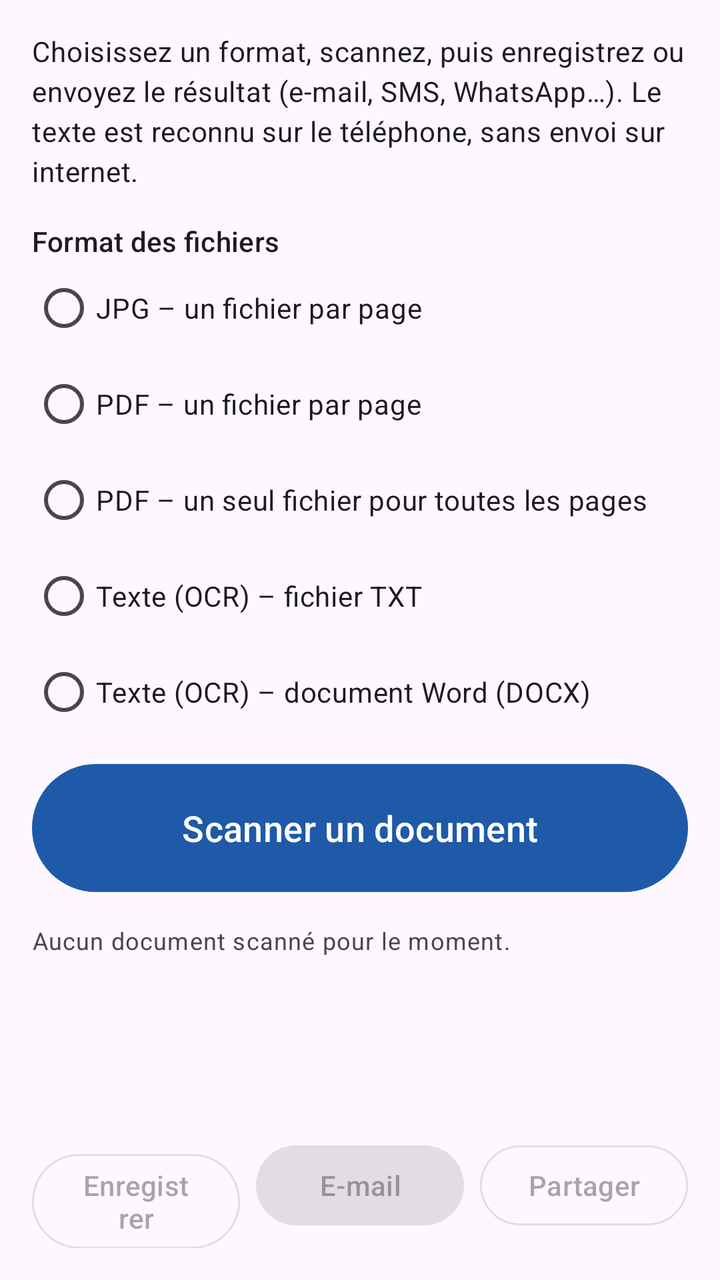
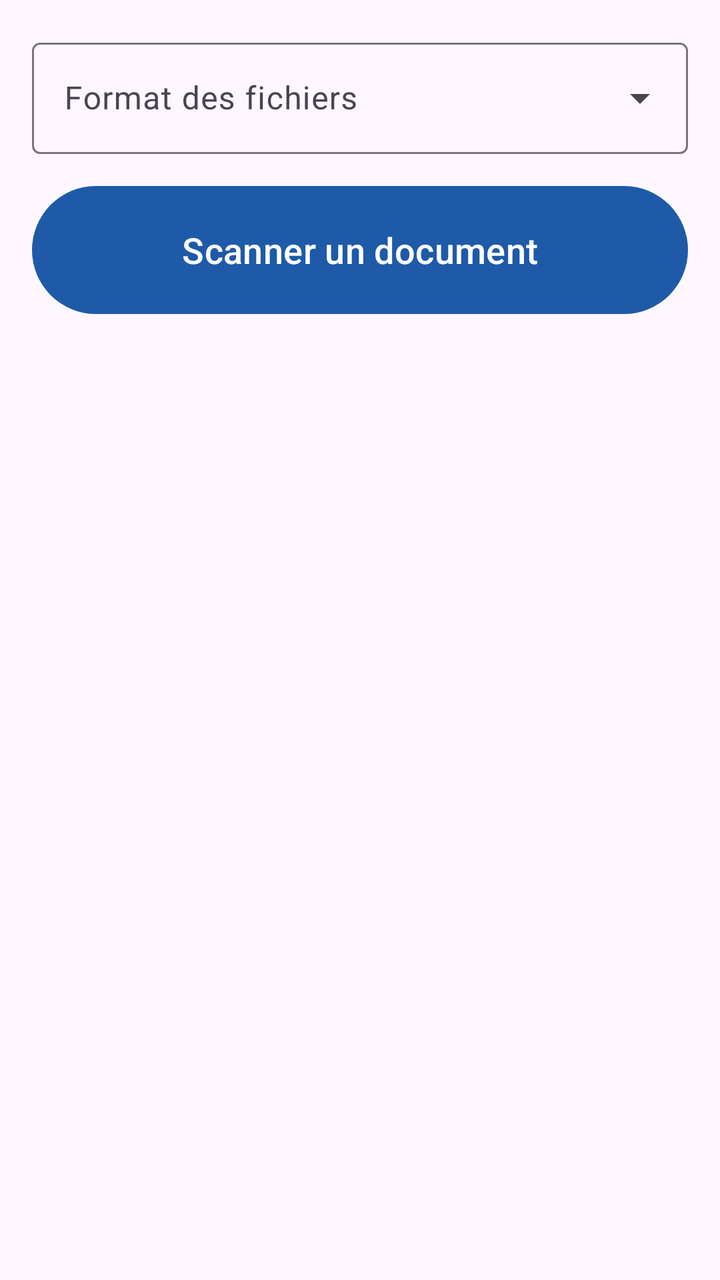

Before-and-after screenshots of an Android layout around one commit, followed by the original layout XML and the change that was made.
<!-- AndroidManifest.xml: application theme Theme.AventumScan -->
<!-- res/layout/activity_main.xml -->
<?xml version="1.0" encoding="utf-8"?>
<LinearLayout xmlns:android="http://schemas.android.com/apk/res/android"
    android:layout_width="match_parent"
    android:layout_height="match_parent"
    android:orientation="vertical"
    android:padding="16dp">

    <TextView
        android:layout_width="match_parent"
        android:layout_height="wrap_content"
        android:text="@string/intro"
        android:textAppearance="?attr/textAppearanceBodyMedium" />

    <TextView
        android:layout_width="match_parent"
        android:layout_height="wrap_content"
        android:layout_marginTop="16dp"
        android:text="@string/mode_label"
        android:textAppearance="?attr/textAppearanceTitleSmall" />

    <RadioGroup
        android:id="@+id/modeGroup"
        android:layout_width="match_parent"
        android:layout_height="wrap_content">

        <RadioButton
            android:id="@+id/modeJpg"
            android:layout_width="match_parent"
            android:layout_height="wrap_content"
            android:text="@string/mode_jpg" />

        <RadioButton
            android:id="@+id/modePdfPerPage"
            android:layout_width="match_parent"
            android:layout_height="wrap_content"
            android:text="@string/mode_pdf_per_page" />

        <RadioButton
            android:id="@+id/modePdfBatch"
            android:layout_width="match_parent"
            android:layout_height="wrap_content"
            android:text="@string/mode_pdf_batch" />

        <RadioButton
            android:id="@+id/modeTxt"
            android:layout_width="match_parent"
            android:layout_height="wrap_content"
            android:text="@string/mode_txt" />

        <RadioButton
            android:id="@+id/modeDocx"
            android:layout_width="match_parent"
            android:layout_height="wrap_content"
            android:text="@string/mode_docx" />
    </RadioGroup>

    <com.google.android.material.button.MaterialButton
        android:id="@+id/btnScan"
        android:layout_width="match_parent"
        android:layout_height="72dp"
        android:layout_marginTop="8dp"
        android:text="@string/scan"
        android:textSize="18sp" />

    <TextView
        android:id="@+id/txtStatus"
        android:layout_width="match_parent"
        android:layout_height="wrap_content"
        android:layout_marginTop="12dp"
        android:text="@string/no_scan"
        android:textAppearance="?attr/textAppearanceBodySmall" />

    <androidx.recyclerview.widget.RecyclerView
        android:id="@+id/recycler"
        android:layout_width="match_parent"
        android:layout_height="0dp"
        android:layout_marginTop="8dp"
        android:layout_weight="1" />

    <LinearLayout
        android:layout_width="match_parent"
        android:layout_height="wrap_content"
        android:orientation="horizontal">

        <com.google.android.material.button.MaterialButton
            android:id="@+id/btnSave"
            style="@style/Widget.Material3.Button.OutlinedButton"
            android:layout_width="0dp"
            android:layout_height="wrap_content"
            android:layout_weight="1"
            android:enabled="false"
            android:text="@string/save" />

        <com.google.android.material.button.MaterialButton
            android:id="@+id/btnEmail"
            android:layout_width="0dp"
            android:layout_height="wrap_content"
            android:layout_marginStart="8dp"
            android:layout_weight="1"
            android:enabled="false"
            android:text="@string/email" />

        <com.google.android.material.button.MaterialButton
            android:id="@+id/btnShare"
            style="@style/Widget.Material3.Button.OutlinedButton"
            android:layout_width="0dp"
            android:layout_height="wrap_content"
            android:layout_marginStart="8dp"
            android:layout_weight="1"
            android:enabled="false"
            android:text="@string/share" />
    </LinearLayout>
</LinearLayout>
<!-- resources referenced by this layout -->
<resources>
  <string name="email">E-mail</string>
  <string name="intro">Choisissez un format, scannez, puis enregistrez ou envoyez le résultat (e-mail, SMS, WhatsApp…). Le texte est reconnu sur le téléphone, sans envoi sur internet.</string>
  <string name="mode_docx">Texte (OCR) – document Word (DOCX)</string>
  <string name="mode_jpg">JPG – un fichier par page</string>
  <string name="mode_label">Format des fichiers</string>
  <string name="mode_pdf_batch">PDF – un seul fichier pour toutes les pages</string>
  <string name="mode_pdf_per_page">PDF – un fichier par page</string>
  <string name="mode_txt">Texte (OCR) – fichier TXT</string>
  <string name="no_scan">Aucun document scanné pour le moment.</string>
  <string name="save">Enregistrer</string>
  <string name="scan">Scanner un document</string>
  <string name="share">Partager</string>
  <style name="Theme.AventumScan" parent="Theme.Material3.DayNight">
          <item name="colorPrimary">@color/brand</item>
      </style>
  <color name="brand">#1E5AA8</color>
</resources>

<!-- the commit's change to res/layout/activity_main.xml (unified diff, before → after) -->
@@ -5,60 +5,24 @@
     android:orientation="vertical"
     android:padding="16dp">
 
-    <TextView
+    <com.google.android.material.textfield.TextInputLayout
+        style="@style/Widget.Material3.TextInputLayout.OutlinedBox.ExposedDropdownMenu"
         android:layout_width="match_parent"
         android:layout_height="wrap_content"
-        android:text="@string/intro"
-        android:textAppearance="?attr/textAppearanceBodyMedium" />
+        android:hint="@string/mode_label">
 
-    <TextView
-        android:layout_width="match_parent"
-        android:layout_height="wrap_content"
-        android:layout_marginTop="16dp"
-        android:text="@string/mode_label"
-        android:textAppearance="?attr/textAppearanceTitleSmall" />
-
-    <RadioGroup
-        android:id="@+id/modeGroup"
-        android:layout_width="match_parent"
-        android:layout_height="wrap_content">
-
-        <RadioButton
-            android:id="@+id/modeJpg"
+        <com.google.android.material.textfield.MaterialAutoCompleteTextView
+            android:id="@+id/formatField"
             android:layout_width="match_parent"
             android:layout_height="wrap_content"
-            android:text="@string/mode_jpg" />
-
-        <RadioButton
-            android:id="@+id/modePdfPerPage"
-            android:layout_width="match_parent"
-            android:layout_height="wrap_content"
-            android:text="@string/mode_pdf_per_page" />
-
-        <RadioButton
-            android:id="@+id/modePdfBatch"
-            android:layout_width="match_parent"
-            android:layout_height="wrap_content"
-            android:text="@string/mode_pdf_batch" />
-
-        <RadioButton
-            android:id="@+id/modeTxt"
-            android:layout_width="match_parent"
-            android:layout_height="wrap_content"
-            android:text="@string/mode_txt" />
-
-        <RadioButton
-            android:id="@+id/modeDocx"
-            android:layout_width="match_parent"
-            android:layout_height="wrap_content"
-            android:text="@string/mode_docx" />
-    </RadioGroup>
+            android:inputType="none" />
+    </com.google.android.material.textfield.TextInputLayout>
 
     <com.google.android.material.button.MaterialButton
         android:id="@+id/btnScan"
         android:layout_width="match_parent"
         android:layout_height="72dp"
-        android:layout_marginTop="8dp"
+        android:layout_marginTop="12dp"
         android:text="@string/scan"
         android:textSize="18sp" />
 
@@ -66,48 +30,23 @@
         android:id="@+id/txtStatus"
         android:layout_width="match_parent"
         android:layout_height="wrap_content"
-        android:layout_marginTop="12dp"
-        android:text="@string/no_scan"
-        android:textAppearance="?attr/textAppearanceBodySmall" />
+        android:layout_marginTop="8dp"
+        android:textAppearance="?attr/textAppearanceBodySmall"
+        android:visibility="gone" />
+
+    <TextView
+        android:id="@+id/txtHistoryTitle"
+        android:layout_width="match_parent"
+        android:layout_height="wrap_content"
+        android:layout_marginTop="20dp"
+        android:text="@string/history_title"
+        android:textAppearance="?attr/textAppearanceTitleMedium"
+        android:visibility="gone" />
 
     <androidx.recyclerview.widget.RecyclerView
         android:id="@+id/recycler"
         android:layout_width="match_parent"
         android:layout_height="0dp"
-        android:layout_marginTop="8dp"
+        android:layout_marginTop="4dp"
         android:layout_weight="1" />
-
-    <LinearLayout
-        android:layout_width="match_parent"
-        android:layout_height="wrap_content"
-        android:orientation="horizontal">
-
-        <com.google.android.material.button.MaterialButton
-            android:id="@+id/btnSave"
-            style="@style/Widget.Material3.Button.OutlinedButton"
-            android:layout_width="0dp"
-            android:layout_height="wrap_content"
-            android:layout_weight="1"
-            android:enabled="false"
-            android:text="@string/save" />
-
-        <com.google.android.material.button.MaterialButton
-            android:id="@+id/btnEmail"
-            android:layout_width="0dp"
-            android:layout_height="wrap_content"
-            android:layout_marginStart="8dp"
-            android:layout_weight="1"
-            android:enabled="false"
-            android:text="@string/email" />
-
-        <com.google.android.material.button.MaterialButton
-            android:id="@+id/btnShare"
-            style="@style/Widget.Material3.Button.OutlinedButton"
-            android:layout_width="0dp"
-            android:layout_height="wrap_content"
-            android:layout_marginStart="8dp"
-            android:layout_weight="1"
-            android:enabled="false"
-            android:text="@string/share" />
-    </LinearLayout>
 </LinearLayout>
<!-- resource entries referenced after the edit -->
@@ -1,17 +1,8 @@
 <!-- resources referenced by this layout -->
 <resources>
-  <string name="email">E-mail</string>
-  <string name="intro">Choisissez un format, scannez, puis enregistrez ou envoyez le résultat (e-mail, SMS, WhatsApp…). Le texte est reconnu sur le téléphone, sans envoi sur internet.</string>
-  <string name="mode_docx">Texte (OCR) – document Word (DOCX)</string>
-  <string name="mode_jpg">JPG – un fichier par page</string>
+  <string name="history_title">Mes scans</string>
   <string name="mode_label">Format des fichiers</string>
-  <string name="mode_pdf_batch">PDF – un seul fichier pour toutes les pages</string>
-  <string name="mode_pdf_per_page">PDF – un fichier par page</string>
-  <string name="mode_txt">Texte (OCR) – fichier TXT</string>
-  <string name="no_scan">Aucun document scanné pour le moment.</string>
-  <string name="save">Enregistrer</string>
   <string name="scan">Scanner un document</string>
-  <string name="share">Partager</string>
   <style name="Theme.AventumScan" parent="Theme.Material3.DayNight">
           <item name="colorPrimary">@color/brand</item>
       </style>
